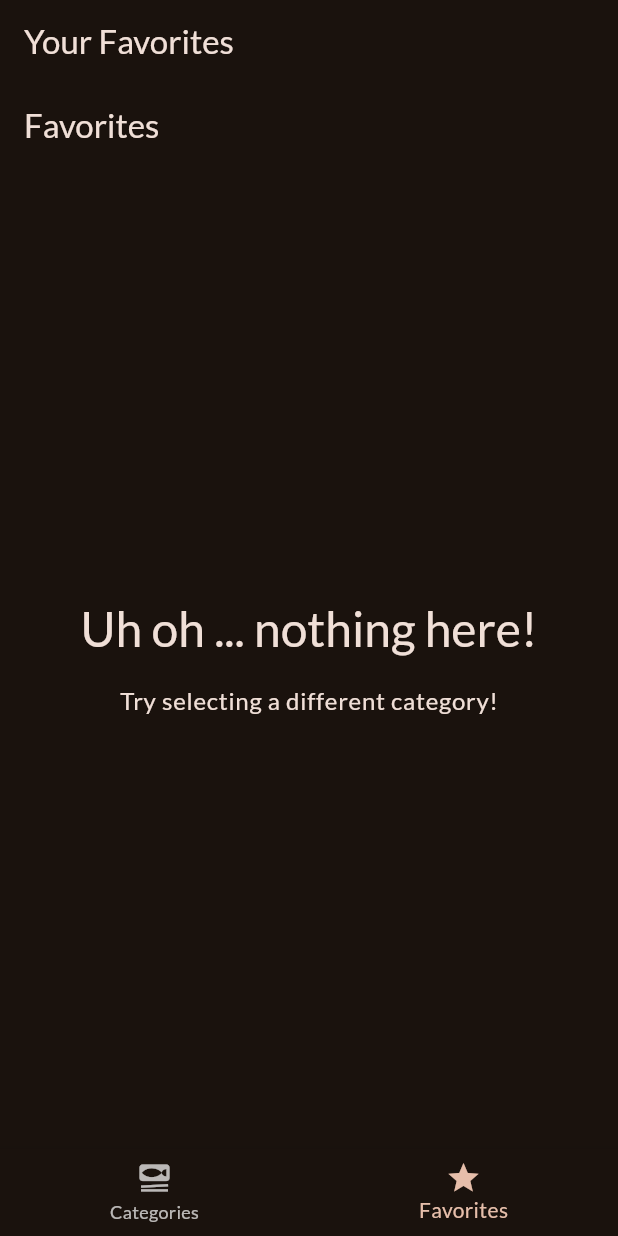
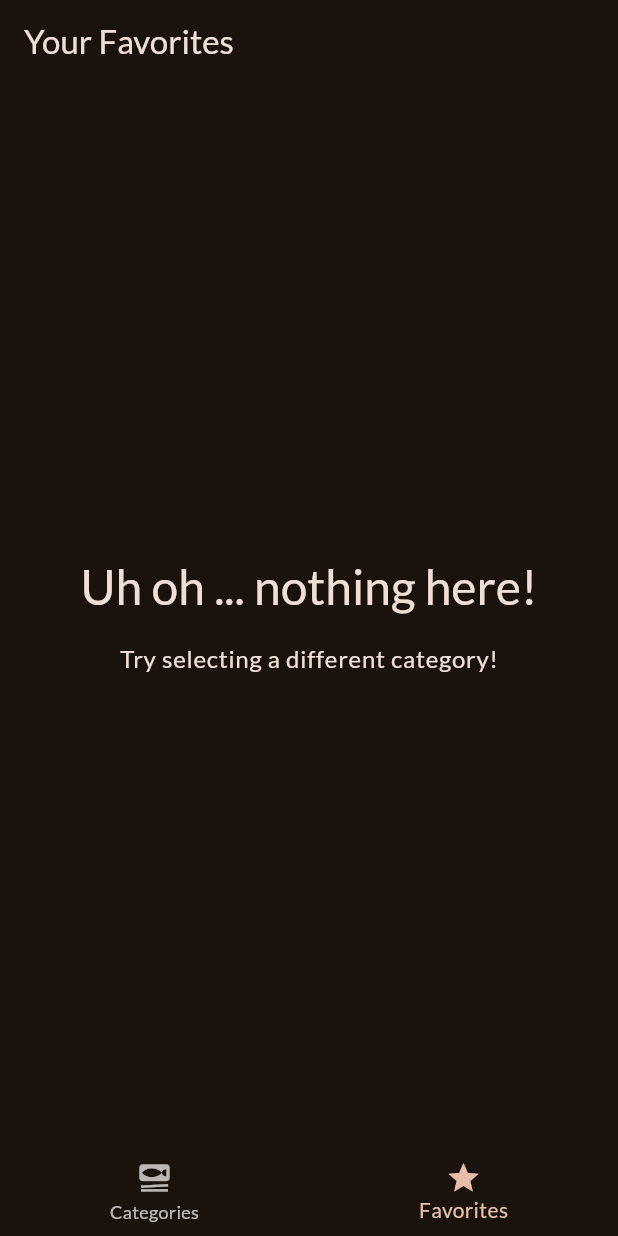
Before and after one commit to CristianoLourenco/meals_app, a Flutter app: the screen it shows after launch, item 2 of the bottom bar chosen, on a phone screen of 412 x 824 dp. Run offline on Flutter 3.47's test engine with Material 3 defaults, Android fonts, the light colour scheme and no system bars; our stand-ins replace google_fonts, transparent_image.

Commit message:
solving a double appbar issue

```diff
--- a/lib/screen/meals_screen.dart
+++ b/lib/screen/meals_screen.dart
@@ -6,11 +6,11 @@
 class MealsScreen extends StatelessWidget {
   const MealsScreen({
     super.key,
-    required this.title,
+      this.title,
     required this.mealList,
   });
 
-  final String title;
+  final String? title;
   final List<MealModel> mealList;
 
   void onSelectMeal(BuildContext context, MealModel model) {
@@ -56,9 +56,14 @@
         },
       );
     }
+
+    if (title == null) {
+
+    return content;
+    }
     return Scaffold(
       appBar: AppBar(
-        title: Text(title),
+        title: Text(title!),
       ),
       body: content,
     );
--- a/lib/screen/tabs_screen.dart
+++ b/lib/screen/tabs_screen.dart
@@ -24,7 +24,7 @@
     String activePageTitle = 'Categoties';
 
     if (_slectedPageIndex == 1) {
-      activePage = const MealsScreen(title: 'Favorites', mealList: []);
+      activePage = const MealsScreen(mealList: []);
       activePageTitle = 'Your Favorites';
     }
     return Scaffold(
```
